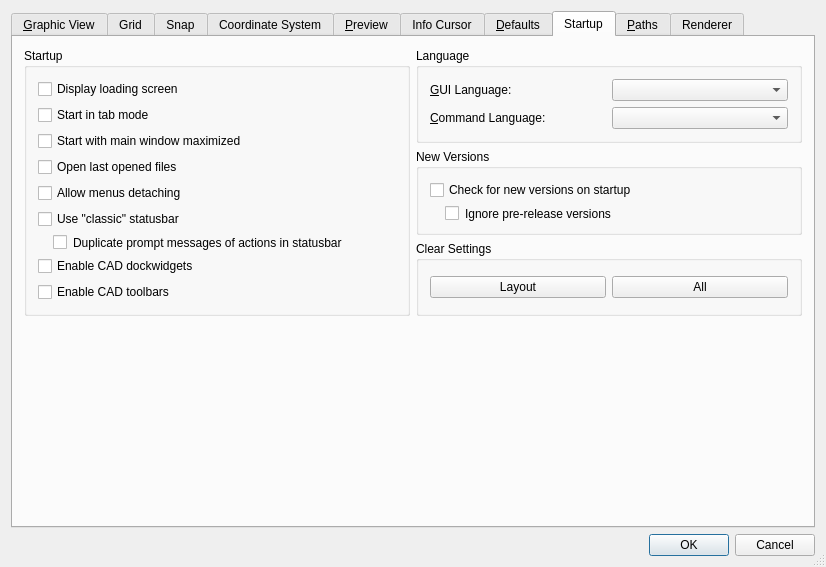
Old version of the form librecad/src/ui/dialogs/settings/options_general/qg_dlgoptionsgeneral.ui in the repository LibreCAD/LibreCAD.
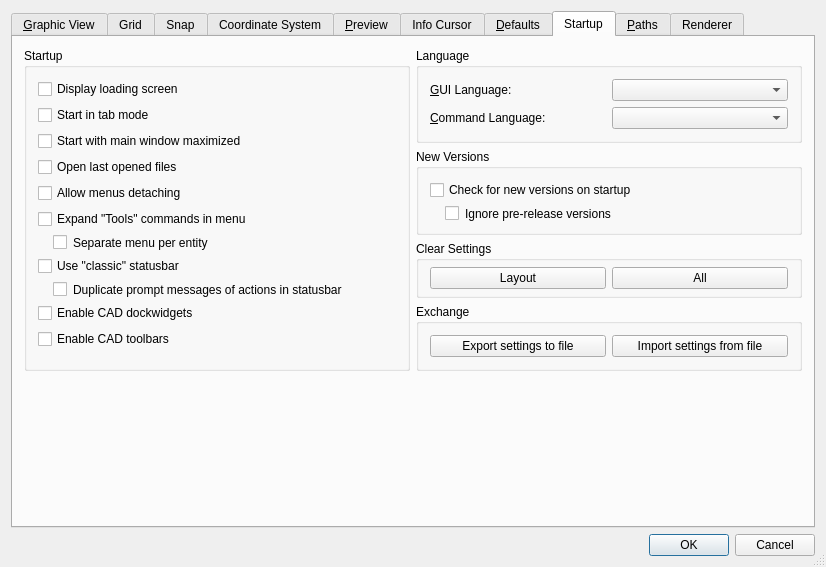
New version of the form. The open tabs and pages were chosen to show the change. Icons and pictures are not drawn. Custom widgets are drawn as their Qt base class.

Commit message: workspaces support, menu factory, expanded menu support

Patch:
```diff
--- a/librecad/src/ui/dialogs/settings/options_general/qg_dlgoptionsgeneral.ui
+++ b/librecad/src/ui/dialogs/settings/options_general/qg_dlgoptionsgeneral.ui
@@ -4714,105 +4714,6 @@
          </layout>
         </widget>
        </item>
-       <item row="0" column="0" rowspan="3">
-        <widget class="QGroupBox" name="groupBox_2">
-         <property name="title">
-          <string>Startup</string>
-         </property>
-         <layout class="QGridLayout" name="gridLayout_29">
-          <item row="8" column="0" colspan="2">
-           <widget class="QCheckBox" name="cad_toolbars_checkbox">
-            <property name="text">
-             <string>Enable CAD toolbars</string>
-            </property>
-           </widget>
-          </item>
-          <item row="7" column="0" colspan="2">
-           <widget class="QCheckBox" name="left_sidebar_checkbox">
-            <property name="toolTip">
-             <string/>
-            </property>
-            <property name="text">
-             <string>Enable CAD dockwidgets</string>
-            </property>
-           </widget>
-          </item>
-          <item row="6" column="0" colspan="2">
-           <widget class="QCheckBox" name="cbDuplicateActionsPromptsInStatusBar">
-            <property name="toolTip">
-             <string>If checked, prompt messages of actions will be also shown in bottom statusbar</string>
-            </property>
-            <property name="styleSheet">
-             <string notr="true">margin-left:15px</string>
-            </property>
-            <property name="text">
-             <string>Duplicate prompt messages of actions in statusbar</string>
-            </property>
-           </widget>
-          </item>
-          <item row="5" column="0" colspan="2">
-           <widget class="QCheckBox" name="cbClassicStatusBar">
-            <property name="toolTip">
-             <string>If unchecked, individual widgets of statusbar are toolbars</string>
-            </property>
-            <property name="text">
-             <string>Use &quot;classic&quot; statusbar</string>
-            </property>
-           </widget>
-          </item>
-          <item row="4" column="0" colspan="2">
-           <widget class="QCheckBox" name="cbAllowMenusDetaching">
-            <property name="toolTip">
-             <string>If enabled, drop-down menus may become floating</string>
-            </property>
-            <property name="text">
-             <string>Allow menus detaching</string>
-            </property>
-           </widget>
-          </item>
-          <item row="3" column="0" colspan="2">
-           <widget class="QCheckBox" name="cbOpenLastFiles">
-            <property name="toolTip">
-             <string>If set, previously opened files during previous closing of the application will be re-opened.</string>
-            </property>
-            <property name="text">
-             <string>Open last opened files</string>
-            </property>
-           </widget>
-          </item>
-          <item row="2" column="0" colspan="2">
-           <widget class="QCheckBox" name="maximize_checkbox">
-            <property name="toolTip">
-             <string>If checked, after start the main window will be maximized</string>
-            </property>
-            <property name="text">
-             <string>Start with main window maximized</string>
-            </property>
-           </widget>
-          </item>
-          <item row="1" column="0" colspan="2">
-           <widget class="QCheckBox" name="tab_mode_check_box">
-            <property name="toolTip">
-             <string>Controls default mode for drawings</string>
-            </property>
-            <property name="text">
-             <string>Start in tab mode</string>
-            </property>
-           </widget>
-          </item>
-          <item row="0" column="0" colspan="2">
-           <widget class="QCheckBox" name="cbSplash">
-            <property name="toolTip">
-             <string>Defines whether splash screen will be shown on startup</string>
-            </property>
-            <property name="text">
-             <string>Display loading screen</string>
-            </property>
-           </widget>
-          </item>
-         </layout>
-        </widget>
-       </item>
        <item row="1" column="1">
         <widget class="QGroupBox" name="groupBox_12">
          <property name="title">
@@ -4913,6 +4814,173 @@
          </layout>
         </widget>
        </item>
+       <item row="3" column="1">
+        <widget class="QGroupBox" name="groupBox_27">
+         <property name="title">
+          <string>Exchange</string>
+         </property>
+         <layout class="QGridLayout" name="gridLayout_50">
+          <item row="0" column="0">
+           <widget class="QPushButton" name="pbExportSettings">
+            <property name="toolTip">
+             <string>Exports settings to the file.</string>
+            </property>
+            <property name="text">
+             <string>Export settings to file</string>
+            </property>
+           </widget>
+          </item>
+          <item row="0" column="1">
+           <widget class="QPushButton" name="pbImportSettings">
+            <property name="toolTip">
+             <string>Imports application's preferences from external file</string>
+            </property>
+            <property name="text">
+             <string>Import settings from file</string>
+            </property>
+           </widget>
+          </item>
+         </layout>
+        </widget>
+       </item>
+       <item row="0" column="0" rowspan="4">
+        <widget class="QGroupBox" name="groupBox_2">
+         <property name="title">
+          <string>Startup</string>
+         </property>
+         <layout class="QGridLayout" name="gridLayout_29">
+          <item row="0" column="0" colspan="2">
+           <widget class="QCheckBox" name="cbSplash">
+            <property name="toolTip">
+             <string>Defines whether splash screen will be shown on startup</string>
+            </property>
+            <property name="text">
+             <string>Display loading screen</string>
+            </property>
+           </widget>
+          </item>
+          <item row="2" column="0" colspan="2">
+           <widget class="QCheckBox" name="maximize_checkbox">
+            <property name="toolTip">
+             <string>If checked, after start the main window will be maximized</string>
+            </property>
+            <property name="text">
+             <string>Start with main window maximized</string>
+            </property>
+           </widget>
+          </item>
+          <item row="7" column="0" colspan="2">
+           <widget class="QCheckBox" name="cbClassicStatusBar">
+            <property name="toolTip">
+             <string>If unchecked, individual widgets of statusbar are toolbars</string>
+            </property>
+            <property name="text">
+             <string>Use &quot;classic&quot; statusbar</string>
+            </property>
+           </widget>
+          </item>
+          <item row="9" column="0" colspan="2">
+           <widget class="QCheckBox" name="left_sidebar_checkbox">
+            <property name="toolTip">
+             <string>If checked, doc widgets with commands for left sidebar will be enabled. Otherwise, they will be disabled. </string>
+            </property>
+            <property name="text">
+             <string>Enable CAD dockwidgets</string>
+            </property>
+           </widget>
+          </item>
+          <item row="5" column="0">
+           <widget class="QCheckBox" name="cbExpandToolsMenu">
+            <property name="toolTip">
+             <string>If selected, menu will include top-level items for drawing tools. Otherwise, they will under the same menu item. </string>
+            </property>
+            <property name="text">
+             <string>Expand &quot;Tools&quot; commands in menu</string>
+            </property>
+           </widget>
+          </item>
+          <item row="10" column="0" colspan="2">
+           <widget class="QCheckBox" name="cad_toolbars_checkbox">
+            <property name="toolTip">
+             <string>If checked, toolbars with commands will be enabled. </string>
+            </property>
+            <property name="text">
+             <string>Enable CAD toolbars</string>
+            </property>
+           </widget>
+          </item>
+          <item row="4" column="0" colspan="2">
+           <widget class="QCheckBox" name="cbAllowMenusDetaching">
+            <property name="toolTip">
+             <string>If enabled, drop-down menus may become floating</string>
+            </property>
+            <property name="text">
+             <string>Allow menus detaching</string>
+            </property>
+           </widget>
+          </item>
+          <item row="8" column="0" colspan="2">
+           <widget class="QCheckBox" name="cbDuplicateActionsPromptsInStatusBar">
+            <property name="toolTip">
+             <string>If checked, prompt messages of actions will be also shown in bottom statusbar</string>
+            </property>
+            <property name="styleSheet">
+             <string notr="true">margin-left:15px</string>
+            </property>
+            <property name="text">
+             <string>Duplicate prompt messages of actions in statusbar</string>
+            </property>
+           </widget>
+          </item>
+          <item row="3" column="0" colspan="2">
+           <widget class="QCheckBox" name="cbOpenLastFiles">
+            <property name="toolTip">
+             <string>If set, previously opened files during previous closing of the application will be re-opened.</string>
+            </property>
+            <property name="text">
+             <string>Open last opened files</string>
+            </property>
+           </widget>
+          </item>
+          <item row="1" column="0" colspan="2">
+           <widget class="QCheckBox" name="tab_mode_check_box">
+            <property name="toolTip">
+             <string>Controls default mode for drawings</string>
+            </property>
+            <property name="text">
+             <string>Start in tab mode</string>
+            </property>
+           </widget>
+          </item>
+          <item row="6" column="0">
+           <widget class="QCheckBox" name="cbExpandToolsMenuTillEntity">
+            <property name="toolTip">
+             <string>If selected, separate menu will be created for each group of entity-related commands. Otherwise, these command will be under the same menu. </string>
+            </property>
+            <property name="styleSheet">
+             <string notr="true">margin-left:15px</string>
+            </property>
+            <property name="text">
+             <string>Separate menu per entity</string>
+            </property>
+           </widget>
+          </item>
+         </layout>
+        </widget>
+       </item>
+       <item row="4" column="1">
+        <spacer name="verticalSpacer_13">
+         <property name="orientation">
+          <enum>Qt::Vertical</enum>
+         </property>
+         <property name="sizeHint" stdset="0">
+          <size>
+           <width>20</width>
+           <height>40</height>
+          </size>
+         </property>
+        </spacer>
+       </item>
       </layout>
      </widget>
      <widget class="QWidget" name="tabPaths">
```
Left out of the diff: 264 changed lines with no effect on the pictures. The commit also changes 20 other files.
